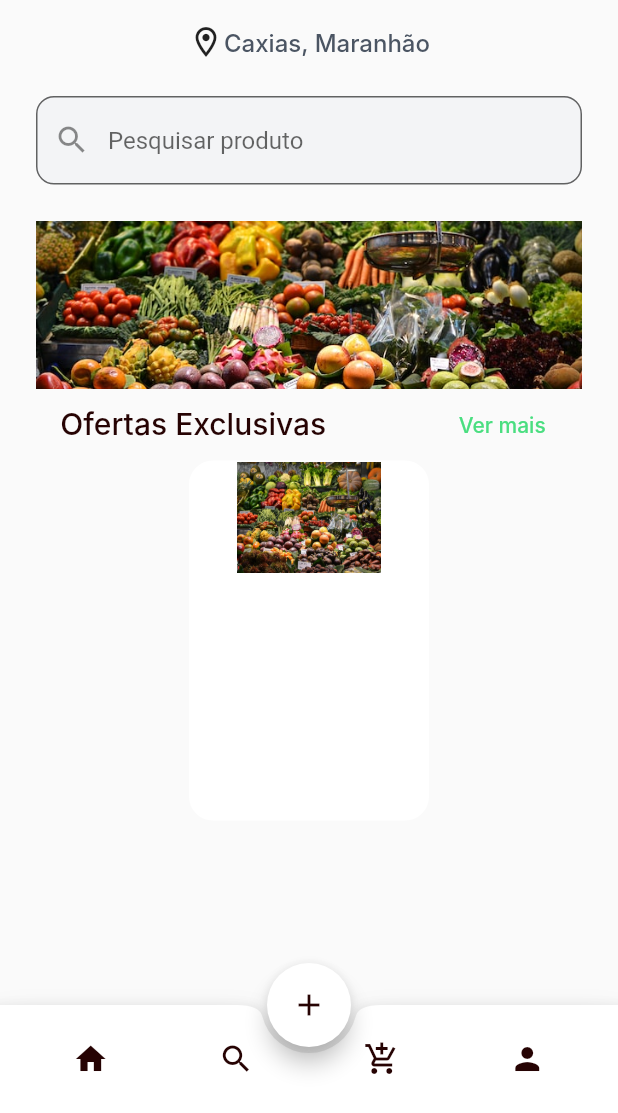
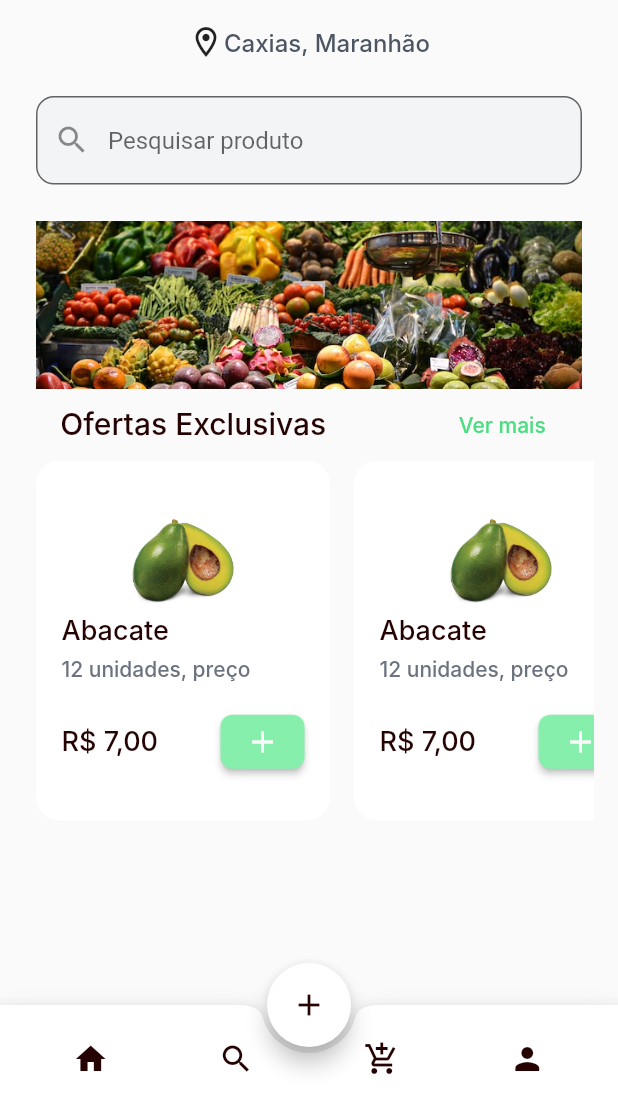
Before and after one commit to antonioclaudioofc/loja-de-alimentos, a Flutter app: the NavigationPage screen opened by its route, on a phone screen of 412 x 824 dp, the part 123-1236 px from its top. Run offline on Flutter 3.47's test engine with Material 2 defaults, Android fonts, the phone set to English and light mode, and no system bars; our stand-ins replace flutter_svg; Roboto replaces fonts that are missing (Inter).

Commit message:
add images and create card product

```diff
--- a/lib/src/app/app_text_styles.dart
+++ b/lib/src/app/app_text_styles.dart
@@ -6,6 +6,13 @@ mixin AppTextStyles {
   static const h1 = TextStyle(
     fontFamily: "Inter",
     fontSize: 26,
+    color: AppColors.black,
+    fontWeight: FontWeight.w500,
+  );
+
+  static const subtitle = TextStyle(
+    fontFamily: "Inter",
+    fontSize: 18,
     color: AppColors.black,
     fontWeight: FontWeight.w500,
   );
--- a/lib/src/pages/home/home_page.dart
+++ b/lib/src/pages/home/home_page.dart
@@ -34,7 +34,26 @@ class HomePage extends StatelessWidget {
             ),
           ),
           LabelTitleProduct(),
-          CardProduct(),
+          Container(
+            padding: EdgeInsets.symmetric(
+              horizontal: 16,
+            ),
+            height: 240,
+            width: double.infinity,
+            child: ListView(
+              scrollDirection: Axis.horizontal,
+              children: [
+                CardProduct(),
+                CardProduct(),
+                CardProduct(),
+                CardProduct(),
+                CardProduct(),
+              ],
+            ),
+          ),
+          SizedBox(
+            height: 112,
+          ),
         ],
       ),
     );
--- a/lib/src/shared/components/card_product.dart
+++ b/lib/src/shared/components/card_product.dart
@@ -1,3 +1,5 @@
+import 'package:carrot_feirinha/src/app/app.dart';
+import 'package:carrot_feirinha/src/app/app_text_styles.dart';
 import 'package:flutter/material.dart';
 
 class CardProduct extends StatefulWidget {
@@ -10,8 +12,12 @@ class CardProduct extends StatefulWidget {
 class _CardProductState extends State<CardProduct> {
   @override
   Widget build(BuildContext context) {
-    return Container(
-      width: 160,
+    return Padding(
+      padding: const EdgeInsets.symmetric(
+        horizontal: 8.0,
+      ),
+      child: Container(
+        width: 196,
         height: 240,
         decoration: ShapeDecoration(
           color: Colors.white,
@@ -24,18 +30,83 @@ class _CardProductState extends State<CardProduct> {
           ),
         ),
         child: Column(
+          mainAxisAlignment: MainAxisAlignment.center,
+          crossAxisAlignment: CrossAxisAlignment.start,
           children: [
-          Container(
+            Center(
+              child: Container(
+                padding: EdgeInsets.only(
+                  top: 16,
+                  bottom: 20,
+                ),
                 width: 96,
                 height: 74,
                 decoration: BoxDecoration(
                   image: DecorationImage(
-                image: AssetImage("assets/images/fruits.jpg"),
-                fit: BoxFit.cover,
+                    image: AssetImage("assets/images/abacate.png"),
+                    fit: BoxFit.fitWidth,
                   ),
                 ),
-          )
+              ),
+            ),
+            Padding(
+              padding: const EdgeInsets.only(
+                left: 16,
+              ),
+              child: Column(
+                crossAxisAlignment: CrossAxisAlignment.start,
+                children: [
+                  Text(
+                    "Abacate",
+                    style: AppTextStyles.subtitle,
+                  ),
+                  SizedBox(
+                    height: 6,
+                  ),
+                  Text(
+                    "12 unidades, preço",
+                    style: AppTextStyles.h4.copyWith(
+                      color: AppColors.gray500,
+                    ),
+                  ),
                 ],
+              ),
+            ),
+            SizedBox(
+              height: 16,
+            ),
+            Padding(
+              padding: const EdgeInsets.symmetric(
+                horizontal: 16,
+              ),
+              child: Row(
+                mainAxisAlignment: MainAxisAlignment.spaceBetween,
+                children: [
+                  Text(
+                    "R\$ 7,00",
+                    style: AppTextStyles.subtitle,
+                  ),
+                  ElevatedButton(
+                    onPressed: () {},
+                    style: ElevatedButton.styleFrom(
+                      backgroundColor: AppColors.green300,
+                      minimumSize: Size(36, 36),
+                      shape: RoundedRectangleBorder(
+                        borderRadius: BorderRadius.circular(
+                          8.0,
+                        ),
+                      ),
+                    ),
+                    child: Icon(
+                      Icons.add,
+                      color: AppColors.gray50,
+                    ),
+                  ),
+                ],
+              ),
+            ),
+          ],
+        ),
       ),
     );
   }
--- a/pubspec.yaml
+++ b/pubspec.yaml
@@ -61,9 +61,10 @@ flutter:
 
   # To add assets to your application, add an assets section, like this:
   assets:
+    - assets/images/abacate.png
     - assets/images/logo.svg
     - assets/images/fruits.jpg
-  #   - images/a_dot_ham.jpeg
+      #   - images/a_dot_ham.jpeg
 
   # An image asset can refer to one or more resolution-specific "variants", see
   # https://flutter.dev/assets-and-images/#resolution-aware
```
Also changed, not shown: assets/images/abacate.png (added), assets/images/alface.png (added), assets/images/arroz.png (added), assets/images/caju.png (added), assets/images/cebola.png (added), assets/images/cenoura.png (added), assets/images/goiaba.png (added), assets/images/manga.png (added), assets/images/paes.png (added), assets/images/pimentao.png (added), assets/images/suco.png (added). Lines whose indentation alone changed are shown as unchanged.
